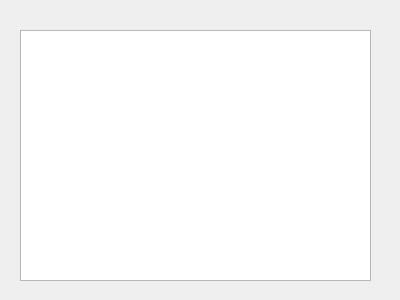
Before: the Qt Designer form main.ui in artemnaplavkov/espresso, drawn with Qt 5.
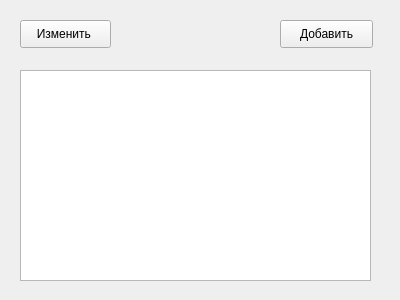
After: the same form once the commit is applied.

Diff of the .ui file:
```diff
--- a/main.ui
+++ b/main.ui
@@ -17,12 +17,38 @@
    <property name="geometry">
     <rect>
      <x>20</x>
-     <y>30</y>
+     <y>70</y>
      <width>351</width>
-     <height>251</height>
+     <height>211</height>
     </rect>
    </property>
   </widget>
+  <widget class="QPushButton" name="pushButton">
+   <property name="geometry">
+    <rect>
+     <x>20</x>
+     <y>20</y>
+     <width>91</width>
+     <height>28</height>
+    </rect>
+   </property>
+   <property name="text">
+    <string>Изменить </string>
+   </property>
+  </widget>
+  <widget class="QPushButton" name="pushButton_2">
+   <property name="geometry">
+    <rect>
+     <x>280</x>
+     <y>20</y>
+     <width>93</width>
+     <height>28</height>
+    </rect>
+   </property>
+   <property name="text">
+    <string>Добавить</string>
+   </property>
+  </widget>
  </widget>
  <resources/>
  <connections/>
```
